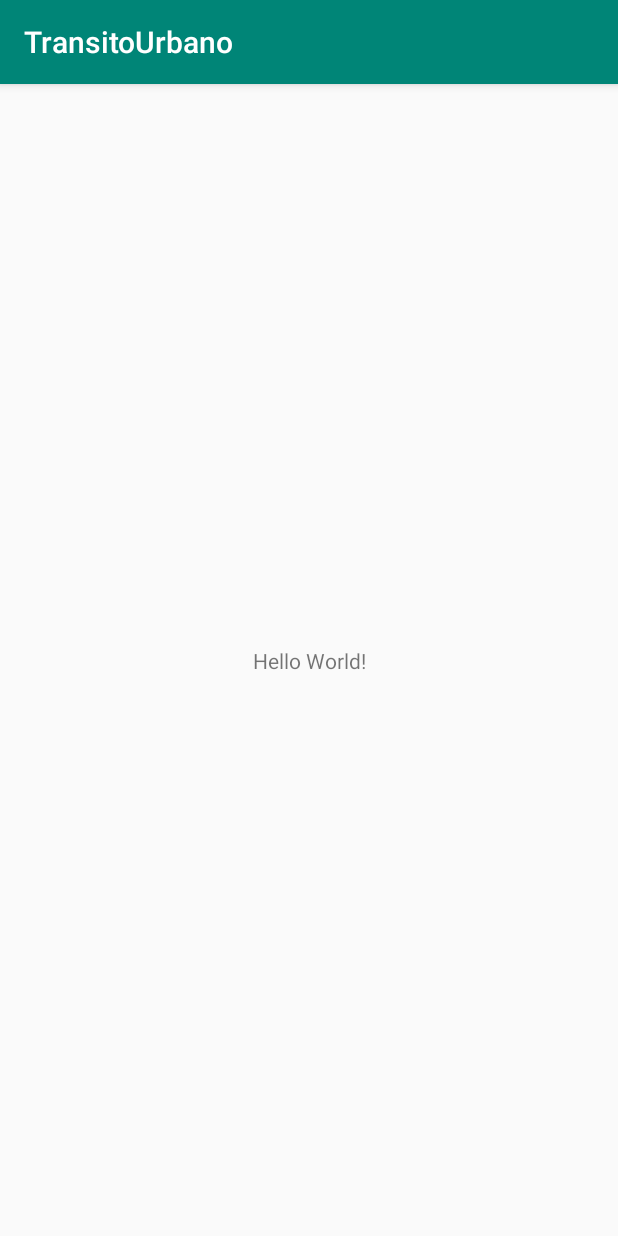
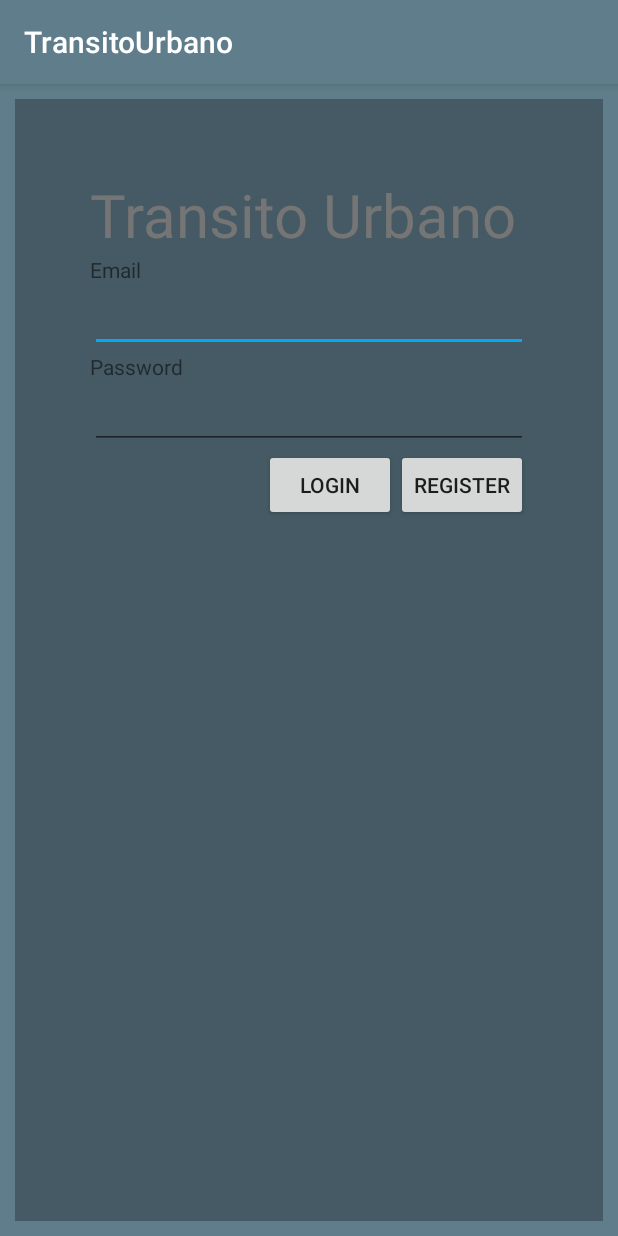
Before and after one commit to ndfsa/TransitoUrbano, an Android app: the screen it shows after launch (MainActivity before the commit, LoginActivity after it), on a phone screen of 412 x 824 dp. Run offline under Robolectric (Android 15) with nearby library versions, the phone set to English and light mode, and no system bars.

Commit message:
login activity

```diff
--- /dev/null
+++ b/app/src/main/java/edu/upb/transitourbano/ui/activities/LoginActivity.java
@@ -0,0 +1,82 @@
+package edu.upb.transitourbano.ui.activities;
+
+import android.app.ProgressDialog;
+import android.content.Context;
+import android.content.Intent;
+import android.os.Bundle;
+import android.os.PersistableBundle;
+import android.view.View;
+import android.widget.Button;
+import android.widget.EditText;
+import android.widget.Toast;
+
+import androidx.annotation.Nullable;
+import androidx.appcompat.app.AppCompatActivity;
+import androidx.lifecycle.LiveData;
+import androidx.lifecycle.Observer;
+import androidx.lifecycle.ViewModelProvider;
+
+import edu.upb.transitourbano.R;
+import edu.upb.transitourbano.viewmodel.LoginViewModel;
+
+public class LoginActivity extends AppCompatActivity {
+
+    private Context context;
+
+    private EditText emailEditText;
+    private EditText passwordEditText;
+    private Button loginButton;
+    private Button registerButton;
+
+
+
+    @Override
+    public void onCreate(Bundle savedInstanceState) {
+        super.onCreate(savedInstanceState);
+        setContentView(R.layout.login_activity);
+        //viewModel = new ViewModelProvider(this).get(LoginViewModel.class);
+
+        this.context = this;
+        initUI();
+        initEvents();
+    }
+
+    private void initUI(){
+        this.emailEditText = findViewById(R.id.emailEditText);
+        this.passwordEditText = findViewById(R.id.passwordEditText);
+        this.loginButton = findViewById(R.id.loginButton);
+        this.registerButton = findViewById(R.id.registerButton);
+    }
+
+    private void initEvents(){
+        this.loginButton.setOnClickListener(new View.OnClickListener() {
+            @Override
+            public void onClick(View v) {
+                final String email = emailEditText.getText().toString();
+                String password = passwordEditText.getText().toString();
+
+                if (!email.isEmpty() && !password.isEmpty()) {
+                    if (!email.contains("@")) {
+                        emailEditText.setError("Invalid Email");
+                    } else {
+
+                        Intent intent = new Intent(context, MainActivity.class);
+                        startActivity(intent);
+
+                        Toast.makeText(context,
+                                "Bienvenido",
+                                Toast.LENGTH_SHORT)
+                                .show();
+
+                    }
+                }else {
+                    Toast.makeText(context,
+                            "Please enter all mandatory fields",
+                            Toast.LENGTH_SHORT)
+                            .show();
+                }
+            }
+        });
+    }
+
+}
--- /dev/null
+++ b/app/src/main/res/layout/login_activity.xml
@@ -0,0 +1,73 @@
+<?xml version="1.0" encoding="utf-8"?>
+<LinearLayout xmlns:android="http://schemas.android.com/apk/res/android"
+    android:layout_width="match_parent"
+    android:layout_height="match_parent"
+    android:background="@color/colorPrimary"
+    android:orientation="vertical">
+
+    <LinearLayout
+        android:layout_width="match_parent"
+        android:layout_height="match_parent"
+        android:layout_margin="10dp"
+        android:background="@color/colorPrimary_dark"
+        android:orientation="vertical"
+        android:padding="50dp">
+
+        <TextView
+            android:id="@+id/textView"
+            android:layout_width="match_parent"
+            android:layout_height="wrap_content"
+            android:text="Transito Urbano"
+            android:textColor="@color/colorSecondary_text"
+            android:textSize="40sp" />
+
+        <TextView
+            android:id="@+id/emailTextView"
+            android:layout_width="match_parent"
+            android:layout_height="wrap_content"
+            android:text="Email" />
+
+        <EditText
+            android:id="@+id/emailEditText"
+            android:layout_width="match_parent"
+            android:layout_height="wrap_content"
+            android:ems="10"
+            android:inputType="textEmailAddress" />
+
+        <TextView
+            android:id="@+id/passwordTextView"
+            android:layout_width="match_parent"
+            android:layout_height="wrap_content"
+            android:text="Password" />
+
+        <EditText
+            android:id="@+id/passwordEditText"
+            android:layout_width="match_parent"
+            android:layout_height="wrap_content"
+            android:ems="10"
+            android:inputType="textPassword" />
+
+        <LinearLayout
+            android:layout_width="match_parent"
+            android:layout_height="wrap_content"
+            android:gravity="right"
+            android:orientation="horizontal">
+
+            <Button
+                android:id="@+id/loginButton"
+                android:layout_width="wrap_content"
+                android:layout_height="wrap_content"
+                android:text="Login"
+
+                />
+
+            <Button
+                android:id="@+id/registerButton"
+                android:layout_width="wrap_content"
+                android:layout_height="wrap_content"
+                android:text="Register" />
+
+        </LinearLayout>
+
+    </LinearLayout>
+</LinearLayout>
--- a/app/src/main/res/values/colors.xml
+++ b/app/src/main/res/values/colors.xml
@@ -1,6 +1,11 @@
 <?xml version="1.0" encoding="utf-8"?>
 <resources>
-    <color name="colorPrimary">#008577</color>
-    <color name="colorPrimaryDark">#00574B</color>
-    <color name="colorAccent">#D81B60</color>
+    <color name="colorPrimary">#607D8B</color>
+    <color name="colorPrimary_dark">#455A64</color>
+    <color name="colorPrimary_light">#CFD8DC</color>
+    <color name="colorAccent">#03A9F4</color>
+    <color name="colorPrimary_text">#212121</color>
+    <color name="colorSecondary_text">#757575</color>
+    <color name="colorIcons">#FFFFFF</color>
+    <color name="colorDivider">#BDBDBD</color>
 </resources>
--- a/app/src/main/res/values/styles.xml
+++ b/app/src/main/res/values/styles.xml
@@ -4,7 +4,7 @@
     <style name="AppTheme" parent="Theme.AppCompat.Light.DarkActionBar">
         <!-- Customize your theme here. -->
         <item name="colorPrimary">@color/colorPrimary</item>
-        <item name="colorPrimaryDark">@color/colorPrimaryDark</item>
+        <item name="colorPrimaryDark">@color/colorPrimary_dark</item>
         <item name="colorAccent">@color/colorAccent</item>
     </style>
 
```
Also changed, not shown: app/src/main/AndroidManifest.xml (+7 -1 lines), app/src/main/java/edu/upb/transitourbano/viewmodel/LoginViewModel.java (added, +38 -0 lines).
